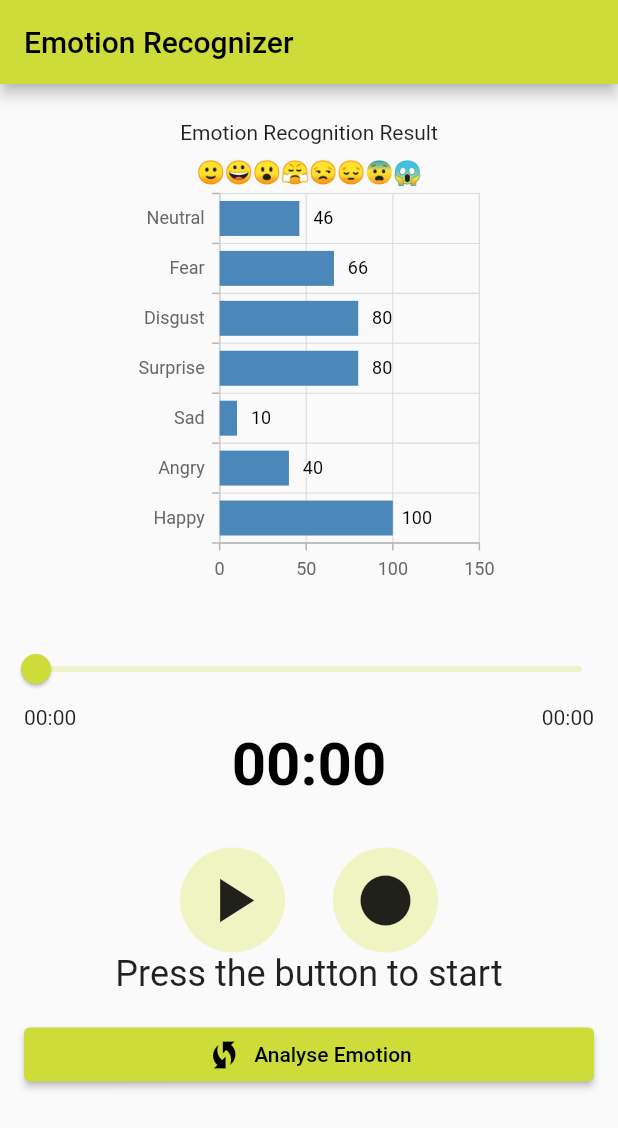
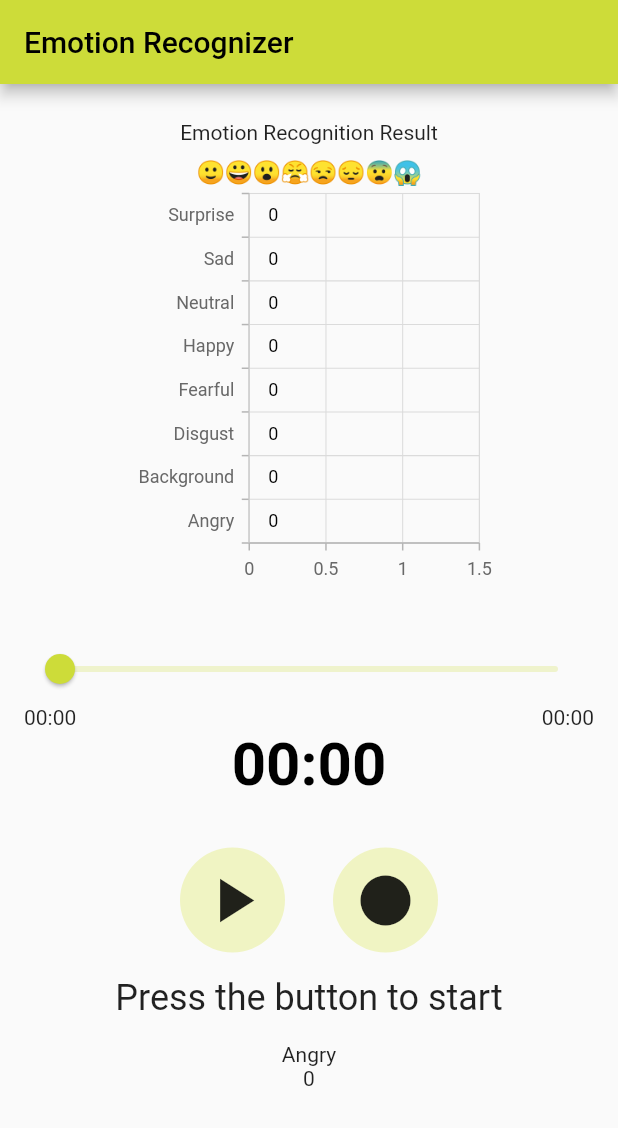
Before and after one commit to harshitsnghl/my_feelings, a Flutter app: the screen it shows after launch, on a phone screen of 412 x 824 dp. Shown: the top 1128 px of the screen. Run offline on Flutter 3.47's test engine with Material 2 defaults, Android fonts, the phone set to English and light mode, and no system bars; our stand-ins replace audioplayers, camera, flutter_riverpod, permission_handler, syncfusion_flutter_charts; missing offline and left inert: flutter_sound, tflite, tflite_audio.

Commit message:
👌 IMPROVE: Bar Graph Implemented

```diff
--- a/assets/audio/labels.txt
+++ /dev/null
@@ -1,3 +0,0 @@
-0 Background Noise
-1 angry
-2 happy
--- a/assets/labels.txt
+++ b/assets/labels.txt
@@ -1,2 +1,8 @@
-0 Background Noise
-1 Happy
+0 Angry
+1 Background Noise
+2 Disgust
+3 Fearful
+4 Happy
+5 Neutral
+6 Sad
+7 Surprise
--- a/lib/main.dart
+++ b/lib/main.dart
@@ -1,5 +1,6 @@
 import 'package:camera/camera.dart';
 import 'package:flutter/material.dart';
+import 'package:flutter_riverpod/flutter_riverpod.dart';
 import 'package:my_feelings/screens/analysing_screen.dart';
 
 List<CameraDescription>? cameras;
@@ -7,7 +8,7 @@ List<CameraDescription>? cameras;
 Future<void> main() async {
   WidgetsFlutterBinding.ensureInitialized();
   cameras = await availableCameras();
-  runApp(const MyApp());
+  runApp(const ProviderScope(child: MyApp()));
 }
 
 class MyApp extends StatelessWidget {
--- /dev/null
+++ b/lib/models/emotion.dart
@@ -0,0 +1,16 @@
+class Emotion {
+  Emotion(this.emotion, this.value);
+  final String emotion;
+  final int value;
+}
+
+List<String> emotionLabels = [
+  "Angry",
+  "Background",
+  "Disgust",
+  "Fearful",
+  "Happy",
+  "Neutral",
+  "Sad",
+  "Surprise",
+];
--- a/lib/screens/analysing_screen.dart
+++ b/lib/screens/analysing_screen.dart
@@ -1,8 +1,6 @@
 import 'package:flutter/material.dart';
-import 'package:my_feelings/widgets/chart.dart';
+import 'package:my_feelings/widgets/audio_streamer.dart';
 import 'package:my_feelings/widgets/result.dart';
-import 'package:my_feelings/widgets/video_streamer.dart';
-import 'package:my_feelings/widgets/audio_streamer.dart';
 
 class AnalysingScreen extends StatefulWidget {
   const AnalysingScreen({Key? key}) : super(key: key);
--- a/lib/widgets/audio_streamer.dart
+++ b/lib/widgets/audio_streamer.dart
@@ -1,19 +1,23 @@
+import 'dart:convert';
 import 'dart:developer';
 import 'dart:io';
 import 'package:audioplayers/audioplayers.dart';
 import 'package:flutter/material.dart';
+import 'package:flutter_riverpod/flutter_riverpod.dart';
 import 'package:flutter_sound/public/flutter_sound_recorder.dart';
+import 'package:my_feelings/controllers/emotionController.dart';
+import 'package:my_feelings/models/emotion.dart';
 import 'package:permission_handler/permission_handler.dart';
 import 'package:tflite_audio/tflite_audio.dart';
 
-class AudioStreamer extends StatefulWidget {
+class AudioStreamer extends ConsumerStatefulWidget {
   const AudioStreamer({Key? key}) : super(key: key);
 
   @override
-  State<AudioStreamer> createState() => _AudioRecorderState();
+  ConsumerState<ConsumerStatefulWidget> createState() => _AudioStreamerState();
 }
 
-class _AudioRecorderState extends State<AudioStreamer> {
+class _AudioStreamerState extends ConsumerState<AudioStreamer> {
   //Record
   final recorder = FlutterSoundRecorder();
   bool isRecorderReady = false;
@@ -36,6 +40,13 @@ class _AudioRecorderState extends State<AudioStreamer> {
     // setAudio();
     // initAudioPlayer();
     loadModel();
+  }
+
+  @override
+  void dispose() {
+    recorder.closeRecorder();
+    audioPlayer.dispose();
+    super.dispose();
   }
 
   Future setAudio() async {
@@ -67,13 +78,6 @@ class _AudioRecorderState extends State<AudioStreamer> {
         position = p;
       });
     });
-  }
-
-  @override
-  void dispose() {
-    recorder.closeRecorder();
-    audioPlayer.dispose();
-    super.dispose();
   }
 
   Future record() async {
@@ -119,13 +123,13 @@ class _AudioRecorderState extends State<AudioStreamer> {
 
   loadModel() {
     TfliteAudio.loadModel(
-      model: 'assets/audio/soundclassifier.tflite',
-      label: 'assets/audio/labels.txt',
+      model: 'assets/soundclassifier.tflite',
+      label: 'assets/labels.txt',
       numThreads: 1,
       outputRawScores: true,
       inputType: 'rawAudio',
       isAsset: true,
-    );
+    ).onError((error, stackTrace) => log(error.toString()));
   }
 
   void _recorder() {
@@ -138,13 +142,71 @@ class _AudioRecorderState extends State<AudioStreamer> {
         sampleRate: 44100,
         audioLength: 44032,
         bufferSize: 22016,
-        averageWindowDuration: 1000,
-        minimumTimeBetweenSamples: 30,
-        suppressionTime: 1500,
       );
+
+      List? convert(String input) {
+        List output;
+        try {
+          output = json.decode(input);
+          return output;
+        } catch (err) {
+          print('The input is not a string representation of a list');
+          return null;
+        }
+      }
+
+      String toExact(double value) {
+        var sign = "";
+        if (value < 0) {
+          value = -value;
+          sign = "-";
+        }
+        var string = value.toString();
+        var e = string.lastIndexOf('e');
+        if (e < 0) return "$sign$string";
+        assert(string.indexOf('.') == 1);
+        var offset = int.parse(
+            string.substring(e + (string.startsWith('-', e + 1) ? 1 : 2)));
+        var digits = string.substring(0, 1) + string.substring(2, e);
+        if (offset < 0) {
+          return "${sign}0.${"0" * ~offset}$digits";
+        }
+        if (offset > 0) {
+          if (offset >= digits.length) {
+            return sign + digits.padRight(offset + 1, "0");
+          }
+          return "$sign${digits.substring(0, offset + 1)}"
+              ".${digits.substring(offset + 1)}";
+        }
+        return digits;
+      }
+
+      int convertToInt(String e) {
+        String num = (double.parse(e) * 100).toStringAsFixed(0);
+        return int.parse(num);
+      }
+
+      int i = 0;
       result.listen((event) {
+        if (i++ != 0) {
           recognition = event["recognitionResult"];
-        log(event.toString());
+          List<String> recognitionStringList =
+              recognition.replaceAll('[', '').replaceAll(']', '').split(",");
+
+          List<int> recognitionList =
+              recognitionStringList.map((e) => convertToInt(e)).toList();
+
+          List<Emotion> emotionList = emotionLabels
+              .asMap()
+              .entries
+              .map((label) => Emotion(
+                    emotionLabels[label.key],
+                    recognitionList[label.key],
+                  ))
+              .toList();
+
+          ref.read(emotionController.notifier).update(emotionList);
+        }
       }).onDone(() {
         setState(() {
           _recording = false;
@@ -160,40 +222,17 @@ class _AudioRecorderState extends State<AudioStreamer> {
     setState(() => _recording = false);
   }
 
-//   runModel(audio) {
-//     String recognition = "";
-//     result = TfliteAudio.startFileRecognition(
-//       audioDirectory: 'assets/angry.wav',
-//       sampleRate: 44100,
-//     );
-// // //Example for advanced users who want to utilise all optional parameters from this package.
-// //     result = TfliteAudio.startFileRecognition(
-// //       audioDirectory: "assets/sampleAudio.wav",
-// //       detectionThreshold: 0.3,
-// //       averageWindowDuration: 1000,
-// //       minimumTimeBetweenSamples: 30,
-// //       suppressionTime: 1500,
-// //       sampleRate: 44100,
-// //     );
-//     result.listen((event) {
-//       print(event);
-//       recognition = event["recognitionResult"];
-//     }).onDone(() {
-//       setState(() {
-//         _recording = false;
-//         print(recognition.split(" ")[1]);
-//         _sound = recognition.split(" ")[1];
-//       });
-//     });
-//   }
-
   @override
   Widget build(BuildContext context) {
+    final emotions = ref.watch(emotionController);
+
     return Center(
       child: Column(
         mainAxisAlignment: MainAxisAlignment.center,
         children: [
-          Slider(
+          Padding(
+            padding: const EdgeInsets.symmetric(horizontal: 16.0),
+            child: Slider(
               min: 0,
               max: duration.inSeconds.toDouble(),
               value: position.inSeconds.toDouble(),
@@ -203,6 +242,7 @@ class _AudioRecorderState extends State<AudioStreamer> {
                 // Play audio if paused
                 await audioPlayer.resume();
               },
+            ),
           ),
           Padding(
             padding: const EdgeInsets.symmetric(horizontal: 16.0),
@@ -288,24 +328,21 @@ class _AudioRecorderState extends State<AudioStreamer> {
               const SizedBox(width: 32),
             ],
           ),
-          Text(
+          Padding(
+            padding: const EdgeInsets.all(16.0),
+            child: Text(
               _sound,
               style: Theme.of(context).textTheme.headline5,
             ),
+          ),
           Padding(
-            padding: const EdgeInsets.all(16.0),
-            child: ElevatedButton(
-              onPressed: () async {},
-              child: Row(
-                mainAxisAlignment: MainAxisAlignment.center,
-                children: const [
-                  Icon(Icons.wifi_protected_setup),
-                  SizedBox(width: 8),
-                  Text('Analyse Emotion'),
-                ],
+            padding: const EdgeInsets.symmetric(horizontal: 10.0),
+            child: Text(emotions[0].emotion),
           ),
-            ),
-          ),
+          Padding(
+            padding: const EdgeInsets.symmetric(horizontal: 10.0),
+            child: Text(emotions[0].value.toString()),
+          )
         ],
       ),
     );
--- a/lib/widgets/chart.dart
+++ b/lib/widgets/chart.dart
@@ -1,56 +1,42 @@
-import 'dart:math';
+import 'package:flutter/material.dart';
+import 'package:my_feelings/controllers/emotionController.dart';
+import 'package:my_feelings/models/emotion.dart';
+import 'package:syncfusion_flutter_charts/charts.dart';
+import 'package:flutter_riverpod/flutter_riverpod.dart';
 
-import 'package:flutter/material.dart';
-import 'package:syncfusion_flutter_charts/charts.dart';
-import 'package:syncfusion_flutter_charts/sparkcharts.dart';
-import 'package:intl/intl.dart';
-
-class Chart extends StatefulWidget {
-  Chart({Key? key}) : super(key: key);
+class Chart extends ConsumerStatefulWidget {
+  const Chart({Key? key}) : super(key: key);
 
   @override
-  State<Chart> createState() => _ChartState();
+  ConsumerState<ConsumerStatefulWidget> createState() => _ChartState();
 }
 
-class _ChartState extends State<Chart> {
-  late List<EmotionData> _chartData;
+class _ChartState extends ConsumerState<Chart> {
   late TooltipBehavior _tooltipBehavior;
 
   @override
   void initState() {
     super.initState();
-    _chartData = getChartData();
     _tooltipBehavior = TooltipBehavior(enable: true);
-  }
-
-  List<EmotionData> getChartData() {
-    final List<EmotionData> chartData = [
-      EmotionData('Happy', 100),
-      EmotionData('Angry', 40),
-      EmotionData('Sad', 10),
-      EmotionData('Surprise', 80),
-      EmotionData('Disgust', 80),
-      EmotionData('Fear', 66),
-      EmotionData('Neutral', 46),
-    ];
-    return chartData;
   }
 
   @override
   Widget build(BuildContext context) {
+    final emotions = ref.watch(emotionController);
+
     return Center(
       child: SizedBox(
         child: SfCartesianChart(
           tooltipBehavior: _tooltipBehavior,
-          series: <ChartSeries<EmotionData, String>>[
-            BarSeries<EmotionData, String>(
+          series: <ChartSeries<Emotion, String>>[
+            BarSeries<Emotion, String>(
                 name: 'Emotion',
-                dataSource: _chartData,
-                xValueMapper: (EmotionData emotion, _) => emotion.emotion,
-                yValueMapper: (EmotionData emotion, _) => emotion.value,
-                dataLabelMapper: (EmotionData emotion, _) =>
+                dataSource: emotions,
+                xValueMapper: (Emotion emotion, _) => emotion.emotion,
+                yValueMapper: (Emotion emotion, _) => emotion.value,
+                dataLabelMapper: (Emotion emotion, _) =>
                     emotion.value.toString(),
-                dataLabelSettings: DataLabelSettings(
+                dataLabelSettings: const DataLabelSettings(
                     isVisible: true,
                     labelAlignment: ChartDataLabelAlignment.auto),
                 enableTooltip: true)
@@ -77,9 +63,3 @@ class _ChartState extends State<Chart> {
     );
   }
 }
-
-class EmotionData {
-  EmotionData(this.emotion, this.value);
-  final String emotion;
-  final int value;
-}
--- a/pubspec.yaml
+++ b/pubspec.yaml
@@ -41,6 +41,7 @@ dependencies:
     # The following adds the Cupertino Icons font to your application.
     # Use with the CupertinoIcons class for iOS style icons.
     cupertino_icons: ^1.0.2
+    flutter_riverpod: ^1.0.3
 
 
 dev_dependencies:
@@ -67,6 +68,8 @@ flutter:
     # To add assets to your application, add an assets section, like this:
     assets:
         - assets/
+        - assets/soundclassifier.tflite
+        - assets/labels.txt
     #   - images/a_dot_burr.jpeg
     #   - images/a_dot_ham.jpeg
 
```
Also changed, not shown: lib/controllers/emotionController.dart (added, +24 -0 lines), pubspec.lock, 3 other files. Lines whose indentation alone changed are shown as unchanged.
